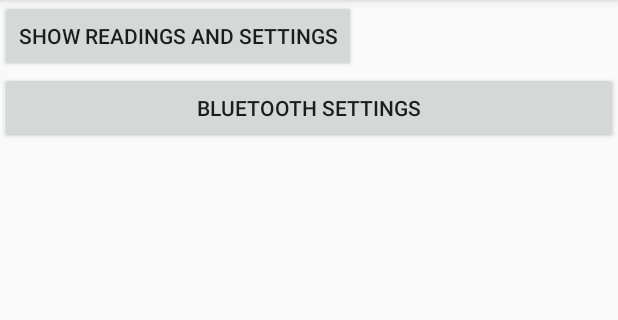
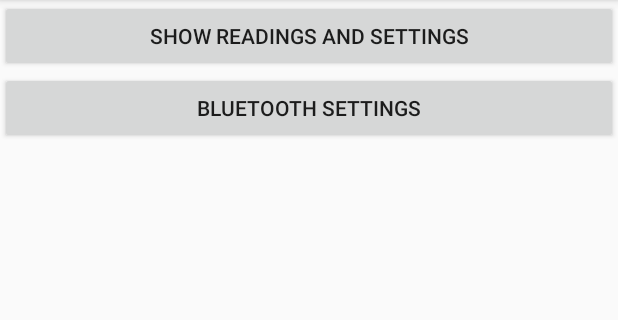
Before and after one commit to monstermaria/ArduinoBluetoothController, an Android app: the screen it shows after launch (MainActivity), on a phone screen of 412 x 824 dp, the part 84-404 px from its top. Run offline under Robolectric (Android 15) with nearby library versions, the phone set to English and light mode, and no system bars.

Commit message:
Started writing method. Minor layout fixes.

```diff
--- a/app/src/main/AndroidManifest.xml
+++ b/app/src/main/AndroidManifest.xml
@@ -15,7 +15,8 @@
         android:roundIcon="@mipmap/ic_launcher_round"
         android:supportsRtl="true"
         android:theme="@style/AppTheme">
-        <activity android:name=".BluetoothSettingsActivity"></activity>
+        <activity android:name=".BluetoothSettingsActivity"
+            android:parentActivityName=".MainActivity"></activity>
         <activity
             android:name=".ReadingsAndSettingsActivity"
             android:parentActivityName=".MainActivity" />
--- a/app/src/main/res/layout/activity_main.xml
+++ b/app/src/main/res/layout/activity_main.xml
@@ -9,7 +9,7 @@
 
     <Button
         android:id="@+id/showReadingsAndSettingsButton"
-        android:layout_width="wrap_content"
+        android:layout_width="match_parent"
         android:layout_height="wrap_content"
         android:onClick="openReadingsAndSettings"
         android:text="@string/show_readings_and_settings" />
```
Also changed, not shown: app/src/main/java/com/example/arduinobluetoothcontroller/ReadingsAndSettingsActivity.java (+13 -0 lines).
